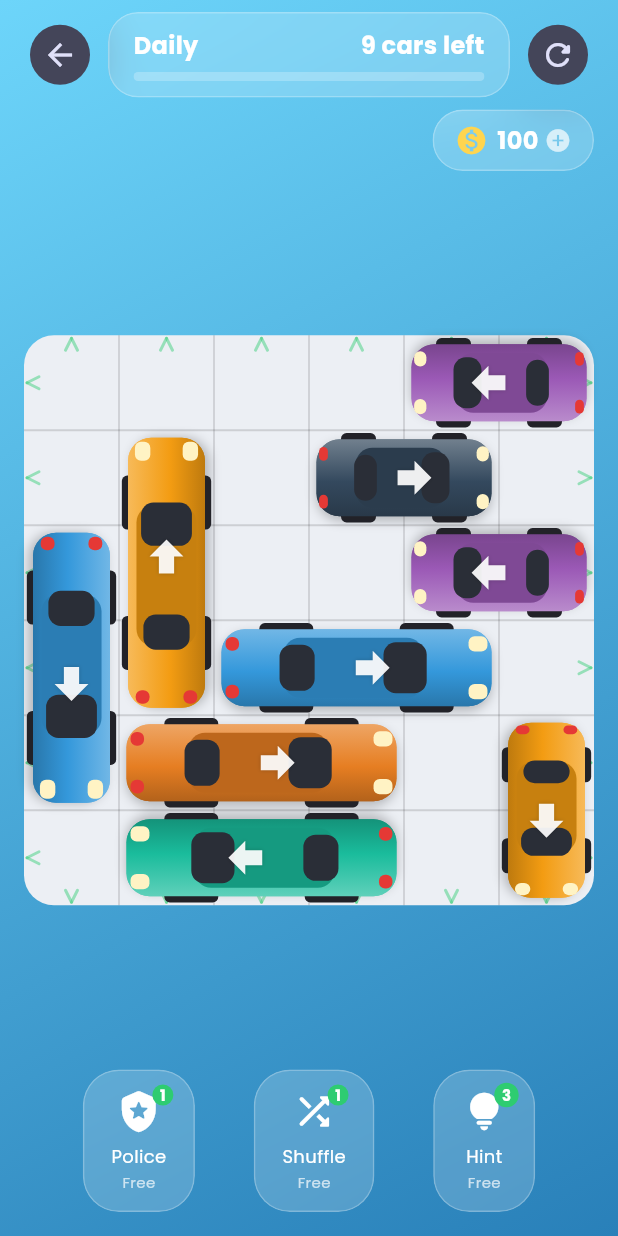
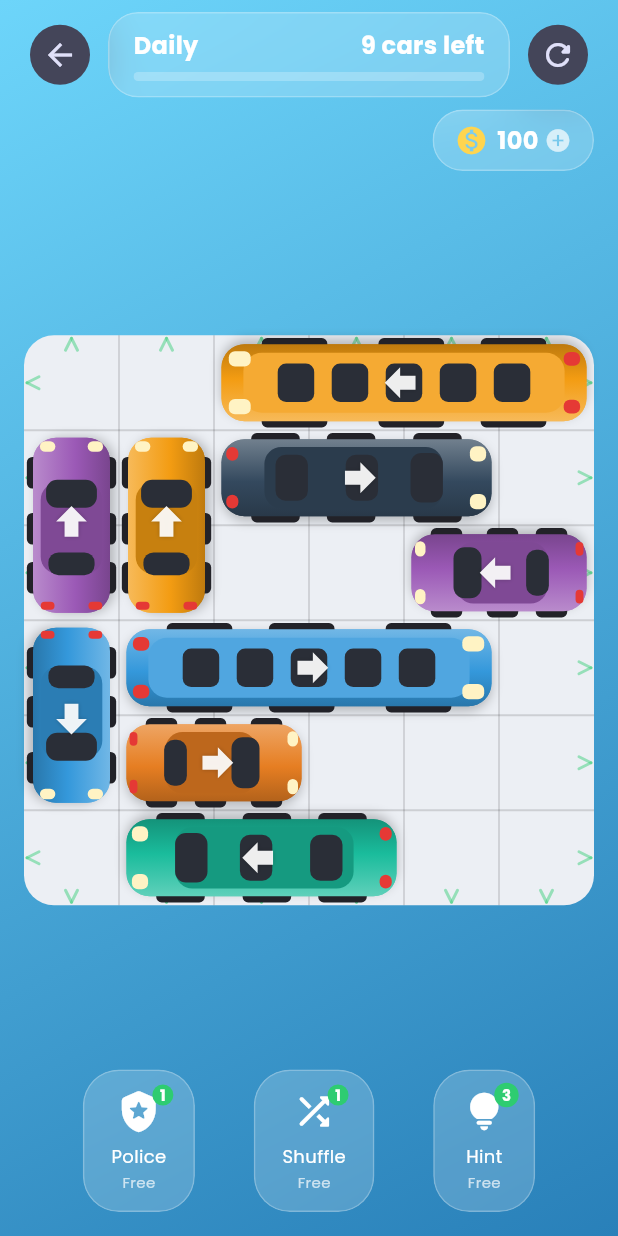
Before and after one commit to nortaip/puzzlegame, a Flutter app: the screen it shows after launch, after a tap on "Daily Challenge", on a phone screen of 412 x 824 dp. Run offline on Flutter 3.47's test engine with Material 3 defaults, Android fonts, the phone set to English and light mode, and no system bars; our stand-ins replace confetti, connectivity_plus, flutter_riverpod, google_fonts, google_mobile_ads, in_app_purchase and 3 more; accounts and stored records are empty.

Commit message:
Add longer vehicle types: minivan, bus and truck
- New VehicleType enum (car=2, minivan=3, bus=4, truck=4); each vehicle now
  carries its type. The generator draws from a level-scaled type pool, so
  longer vehicles appear as grids grow (buses on 6x6+, trucks deeper in).
- CarPainter renders each type distinctly: sleek car, boxier minivan, a long
  bus with a row of windows, and a truck (cab pulling a pale cargo box), with
  an extra axle on long bodies.
- README progression table updated.

```diff
--- a/lib/features/game/widgets/car_painter.dart
+++ b/lib/features/game/widgets/car_painter.dart
@@ -3,21 +3,24 @@ import 'dart:math';
 import 'package:flutter/material.dart';
 
 import '../../../game/models/direction.dart';
+import '../../../game/models/vehicle.dart';
 
-/// Paints a clean top-down toy car oriented toward [facing]: glossy body with a
-/// gradient, cabin + windshield glass, head/tail lights, four wheels, and a bold
-/// white arrow showing the direction it will drive. Designed to read clearly at
-/// small grid sizes.
+/// Paints a clean top-down vehicle oriented toward [facing]. The silhouette and
+/// detailing change with [type]: a sleek car, a boxier minivan, a long bus with
+/// a row of windows, or a truck (a cab pulling a pale cargo box). A bold white
+/// arrow shows the direction it will drive.
 class CarPainter extends CustomPainter {
   CarPainter({
     required this.color,
     required this.facing,
+    this.type = VehicleType.car,
     this.police = false,
     this.sirenRedLeft = true,
   });
 
   final Color color;
   final SlideDirection facing;
+  final VehicleType type;
 
   /// Renders a police livery (light bar instead of an arrow).
   final bool police;
@@ -25,13 +28,13 @@ class CarPainter extends CustomPainter {
   /// Which side of the siren is currently lit (animated by the caller).
   final bool sirenRedLeft;
 
+  static const Color _glassColor = Color(0xFF2A2E37);
+
   @override
   void paint(Canvas canvas, Size size) {
-    // Work in a local frame centred on the car, with +x pointing forward, then
-    // rotate so "forward" matches the facing direction.
     final isHorizontal = facing.axis == MoveAxis.horizontal;
-    final longSide = (isHorizontal ? size.width : size.height);
-    final shortSide = (isHorizontal ? size.height : size.width);
+    final longSide = isHorizontal ? size.width : size.height;
+    final shortSide = isHorizontal ? size.height : size.width;
 
     final double angle;
     switch (facing) {
@@ -49,7 +52,7 @@ class CarPainter extends CustomPainter {
     canvas.translate(size.width / 2, size.height / 2);
     canvas.rotate(angle);
 
-    final l = longSide - 6; // body length (with a little inset)
+    final l = longSide - 6; // body length
     final s = shortSide - 8; // body width
     final hl = l / 2;
     final hs = s / 2;
@@ -82,11 +85,43 @@ class CarPainter extends CustomPainter {
       ).createShader(bodyRect);
     canvas.drawRRect(bodyRRect, bodyPaint);
 
-    // Wheels (peeking out along both sides).
+    _drawWheels(canvas, l, s, hs);
+    canvas.drawRRect(bodyRRect, bodyPaint); // wheels tuck under the body
+
+    // Type-specific detailing.
+    if (police) {
+      _carGlass(canvas, l, s);
+    } else {
+      switch (type) {
+        case VehicleType.car:
+          _carGlass(canvas, l, s);
+        case VehicleType.minivan:
+          _minivanGlass(canvas, l, s);
+        case VehicleType.bus:
+          _busGlass(canvas, l, s);
+        case VehicleType.truck:
+          _truck(canvas, l, s, hl);
+      }
+    }
+
+    _drawLights(canvas, l, s, hl, hs);
+
+    if (police) {
+      _drawSiren(canvas, l, s);
+    } else {
+      _drawArrow(canvas, l, s);
+    }
+
+    canvas.restore();
+  }
+
+  void _drawWheels(Canvas canvas, double l, double s, double hs) {
     final wheelPaint = Paint()..color = const Color(0xFF222228);
-    final wheelW = l * 0.20;
+    final wheelW = l * 0.18;
     final wheelH = s * 0.16;
-    for (final sx in [-l * 0.26, l * 0.26]) {
+    final xs = <double>[-l * 0.30, l * 0.30];
+    if (l / s > 2.2) xs.add(-l * 0.02); // extra axle for long vehicles
+    for (final sx in xs) {
       for (final sy in [-hs, hs]) {
         canvas.drawRRect(
           RRect.fromRectAndRadius(
@@ -97,47 +132,92 @@ class CarPainter extends CustomPainter {
         );
       }
     }
-    // Redraw body so wheels sit "under" it.
-    canvas.drawRRect(bodyRRect, bodyPaint);
+  }
 
-    // Cabin / roof (slightly inset, darker shade of the body colour).
-    final cabinRect = Rect.fromCenter(
-      center: const Offset(-2, 0),
-      width: l * 0.52,
-      height: s * 0.78,
-    );
-    canvas.drawRRect(
-      RRect.fromRectAndRadius(cabinRect, Radius.circular(s * 0.22)),
-      Paint()..color = Color.lerp(color, Colors.black, 0.18)!,
-    );
-
-    // Windshield (front glass) + rear window.
-    final glass = Paint()..color = const Color(0xFF2A2E37);
+  void _cabin(Canvas canvas, double l, double s, double widthFactor, double cx) {
     canvas.drawRRect(
       RRect.fromRectAndRadius(
         Rect.fromCenter(
-            center: Offset(l * 0.18, 0), width: l * 0.16, height: s * 0.66),
-        Radius.circular(s * 0.16),
+            center: Offset(cx, 0), width: l * widthFactor, height: s * 0.80),
+        Radius.circular(s * 0.22),
       ),
-      glass,
+      Paint()..color = Color.lerp(color, Colors.black, 0.18)!,
     );
+  }
+
+  void _glassRect(Canvas canvas, double cx, double w, double h) {
     canvas.drawRRect(
       RRect.fromRectAndRadius(
-        Rect.fromCenter(
-            center: Offset(-l * 0.22, 0), width: l * 0.13, height: s * 0.6),
-        Radius.circular(s * 0.16),
+        Rect.fromCenter(center: Offset(cx, 0), width: w, height: h),
+        Radius.circular(h * 0.22),
       ),
-      glass,
+      Paint()..color = _glassColor,
     );
+  }
 
-    // Headlights (front, bright) and tail lights (rear, red).
+  void _carGlass(Canvas canvas, double l, double s) {
+    _cabin(canvas, l, s, 0.52, -2);
+    _glassRect(canvas, l * 0.18, l * 0.16, s * 0.66); // windshield
+    _glassRect(canvas, -l * 0.22, l * 0.13, s * 0.60); // rear window
+  }
+
+  void _minivanGlass(Canvas canvas, double l, double s) {
+    _cabin(canvas, l, s, 0.66, -2);
+    _glassRect(canvas, l * 0.26, l * 0.12, s * 0.64); // windshield
+    _glassRect(canvas, l * 0.02, l * 0.12, s * 0.60); // side window
+    _glassRect(canvas, -l * 0.24, l * 0.12, s * 0.60); // rear window
+  }
+
+  void _busGlass(Canvas canvas, double l, double s) {
+    // Lighter long roof panel.
+    canvas.drawRRect(
+      RRect.fromRectAndRadius(
+        Rect.fromCenter(center: Offset.zero, width: l * 0.88, height: s * 0.78),
+        Radius.circular(s * 0.24),
+      ),
+      Paint()..color = Color.lerp(color, Colors.white, 0.14)!,
+    );
+    // A row of windows.
+    const count = 5;
+    final winW = l * 0.10;
+    final span = l * 0.74;
+    final step = span / count;
+    final startX = -span / 2 + step / 2;
+    for (var i = 0; i < count; i++) {
+      _glassRect(canvas, startX + i * step, winW, s * 0.5);
+    }
+  }
+
+  void _truck(Canvas canvas, double l, double s, double hl) {
+    // Pale cargo box covering the rear ~60%.
+    final cargoRect = Rect.fromCenter(
+      center: Offset(-l * 0.20, 0),
+      width: l * 0.58,
+      height: s * 0.94,
+    );
+    final cargoRRect =
+        RRect.fromRectAndRadius(cargoRect, Radius.circular(s * 0.16));
+    canvas.drawRRect(cargoRRect, Paint()..color = const Color(0xFFEDEDF2));
+    canvas.drawRRect(
+      cargoRRect,
+      Paint()
+        ..style = PaintingStyle.stroke
+        ..strokeWidth = 1.4
+        ..color = Colors.black.withOpacity(0.18),
+    );
+    // Cab at the front.
+    _cabin(canvas, l, s, 0.30, l * 0.30);
+    _glassRect(canvas, l * 0.40, l * 0.10, s * 0.66); // cab windshield
+  }
+
+  void _drawLights(Canvas canvas, double l, double s, double hl, double hs) {
     final head = Paint()..color = const Color(0xFFFFF3C4);
     final tail = Paint()..color = const Color(0xFFE53935);
     for (final sy in [-hs * 0.62, hs * 0.62]) {
       canvas.drawRRect(
         RRect.fromRectAndRadius(
           Rect.fromCenter(
-              center: Offset(hl - l * 0.05, sy), width: l * 0.07, height: s * 0.2),
+              center: Offset(hl - l * 0.05, sy), width: l * 0.06, height: s * 0.2),
           Radius.circular(s * 0.08),
         ),
         head,
@@ -145,24 +225,36 @@ class CarPainter extends CustomPainter {
       canvas.drawRRect(
         RRect.fromRectAndRadius(
           Rect.fromCenter(
-              center: Offset(-hl + l * 0.04, sy), width: l * 0.05, height: s * 0.18),
+              center: Offset(-hl + l * 0.04, sy), width: l * 0.045, height: s * 0.18),
           Radius.circular(s * 0.08),
         ),
         tail,
       );
     }
-
-    if (police) {
-      _drawSiren(canvas, l, s);
-    } else {
-      // Direction arrow on the roof.
-      _drawArrow(canvas, l, s);
-    }
-
-    canvas.restore();
   }
 
-  /// A roof light bar split into a red and a blue half; the lit side glows.
+  void _drawArrow(Canvas canvas, double l, double s) {
+    final paint = Paint()..color = Colors.white.withOpacity(0.92);
+    final a = s * 0.20; // arrow half-height
+    final tipX = a + s * 0.05;
+    final path = Path()
+      ..moveTo(tipX, 0)
+      ..lineTo(tipX - a, -a)
+      ..lineTo(tipX - a, -a * 0.45)
+      ..lineTo(tipX - a * 2.0, -a * 0.45)
+      ..lineTo(tipX - a * 2.0, a * 0.45)
+      ..lineTo(tipX - a, a * 0.45)
+      ..lineTo(tipX - a, a)
+      ..close();
+    canvas.drawPath(
+      path,
+      Paint()
+        ..color = Colors.black.withOpacity(0.20)
+        ..maskFilter = const MaskFilter.blur(BlurStyle.normal, 1.5),
+    );
+    canvas.drawPath(path, paint);
+  }
+
   void _drawSiren(Canvas canvas, double l, double s) {
     final barW = l * 0.30;
     final barH = s * 0.34;
@@ -193,29 +285,11 @@ class CarPainter extends CustomPainter {
     light(right, blue, !sirenRedLeft);
   }
 
-  void _drawArrow(Canvas canvas, double l, double s) {
-    final paint = Paint()..color = Colors.white.withOpacity(0.92);
-    final a = s * 0.22; // arrow half-height
-    final tipX = l * 0.06 + a; // arrow head tip
-    final path = Path()
-      ..moveTo(tipX, 0)
-      ..lineTo(tipX - a, -a)
-      ..lineTo(tipX - a, -a * 0.45)
-      ..lineTo(tipX - a * 2.0, -a * 0.45)
-      ..lineTo(tipX - a * 2.0, a * 0.45)
-      ..lineTo(tipX - a, a * 0.45)
-      ..lineTo(tipX - a, a)
-      ..close();
-    canvas.drawPath(
-      path,
-      Paint()
-        ..color = Colors.black.withOpacity(0.18)
-        ..maskFilter = const MaskFilter.blur(BlurStyle.normal, 1.5),
-    );
-    canvas.drawPath(path, paint);
-  }
-
   @override
   bool shouldRepaint(covariant CarPainter old) =>
-      old.color != color || old.facing != facing;
+      old.color != color ||
+      old.facing != facing ||
+      old.type != type ||
+      old.police != police ||
+      old.sirenRedLeft != sirenRedLeft;
 }
--- a/lib/features/game/widgets/vehicle_widget.dart
+++ b/lib/features/game/widgets/vehicle_widget.dart
@@ -57,7 +57,11 @@ class _VehicleWidgetState extends State<VehicleWidget>
     final car = Padding(
       padding: const EdgeInsets.all(2),
       child: CustomPaint(
-        painter: CarPainter(color: widget.color, facing: widget.vehicle.facing),
+        painter: CarPainter(
+          color: widget.color,
+          facing: widget.vehicle.facing,
+          type: widget.vehicle.type,
+        ),
         child: const SizedBox.expand(),
       ),
     );
--- a/lib/game/logic/difficulty.dart
+++ b/lib/game/logic/difficulty.dart
@@ -1,19 +1,23 @@
 import 'dart:math';
 
+import '../models/vehicle.dart';
+
 /// Difficulty parameters derived from a level number. Drives grid growth, car
-/// density and how deeply cars are jammed in — so levels get meaningfully
-/// harder as the player progresses.
+/// density, the mix of vehicle types and how deeply cars are jammed in — so
+/// levels get meaningfully harder as the player progresses.
 class DifficultyConfig {
   const DifficultyConfig({
     required this.gridSize,
     required this.vehicleCount,
-    required this.allowTrucks,
+    required this.typePool,
     required this.depthBias,
   });
 
   final int gridSize;
   final int vehicleCount;
-  final bool allowTrucks;
+
+  /// Weighted pool of vehicle types to draw from (repeats bias the odds).
+  final List<VehicleType> typePool;
 
   /// 0..1 — how strongly the generator favours parking cars deep (further from
   /// their exit edge), which creates more interlocking jams. Grows with level.
@@ -37,10 +41,23 @@ class DifficultyConfig {
     final density = (0.20 + level * 0.0020).clamp(0.20, 0.50); // ~0.20 -> 0.50
     final vehicleCount = max(4, (cells * density).round());
 
+    // Vehicle mix: cars are always common; longer vehicles unlock with the grid
+    // size (length-4 buses/trucks need a roomier board) and the level.
+    final pool = <VehicleType>[
+      VehicleType.car,
+      VehicleType.car,
+      VehicleType.car,
+      VehicleType.minivan,
+    ];
+    if (level >= 4) pool.add(VehicleType.minivan);
+    if (gridSize >= 6) pool.add(VehicleType.bus);
+    if (gridSize >= 6 && level >= 18) pool.add(VehicleType.truck);
+    if (gridSize >= 7) pool.add(VehicleType.bus); // more big vehicles later
+
     return DifficultyConfig(
       gridSize: gridSize,
       vehicleCount: vehicleCount,
-      allowTrucks: level >= 5,
+      typePool: pool,
       depthBias: (level * 0.012).clamp(0.0, 0.85),
     );
   }
--- a/lib/game/logic/level_generator.dart
+++ b/lib/game/logic/level_generator.dart
@@ -68,7 +68,9 @@ class LevelGenerator {
     while (cars.length < cfg.vehicleCount && guard < guardLimit) {
       guard++;
       final horizontal = rng.nextBool();
-      final length = (cfg.allowTrucks && rng.nextInt(3) == 0) ? 3 : 2;
+      final type = cfg.typePool[rng.nextInt(cfg.typePool.length)];
+      final length = type.length;
+      if (length > size) continue; // too long for this board
       final line = rng.nextInt(size);
       final fromStart = rng.nextBool(); // entered from left/top vs right/bottom
       final lead = _pickLead(size, length, fromStart, cfg.depthBias, rng);
@@ -88,6 +90,7 @@ class LevelGenerator {
         line: line,
         lead: lead,
         facing: facing,
+        type: type,
         skinId: nextId,
       );
       _stampBody(occ, size, car);
--- a/lib/game/models/vehicle.dart
+++ b/lib/game/models/vehicle.dart
@@ -1,13 +1,25 @@
 import 'direction.dart';
 
-/// A car parked on the grid. Each car has a single fixed [facing] direction
+/// The kinds of vehicle, each with the number of cells it occupies. Longer
+/// vehicles (minivan / bus / truck) make jams harder and appear at higher levels.
+enum VehicleType {
+  car(2),
+  minivan(3),
+  bus(4),
+  truck(4);
+
+  const VehicleType(this.length);
+  final int length;
+}
+
+/// A vehicle parked on the grid. Each one has a single fixed [facing] direction
 /// (shown as an arrow): tapping it drives it forward that way until it leaves
 /// the board. It never reverses or repositions, so its location
 /// ([line] + [lead]) is immutable.
 ///
 /// Coordinates:
-///   • horizontal car → occupies row [line], columns [lead] .. [lead]+[length]-1
-///   • vertical car   → occupies column [line], rows [lead] .. [lead]+[length]-1
+///   • horizontal → occupies row [line], columns [lead] .. [lead]+[length]-1
+///   • vertical   → occupies column [line], rows [lead] .. [lead]+[length]-1
 class Vehicle {
   const Vehicle({
     required this.id,
@@ -15,6 +27,7 @@ class Vehicle {
     required this.line,
     required this.lead,
     required this.facing,
+    this.type = VehicleType.car,
     this.skinId = 0,
   });
 
@@ -34,6 +47,9 @@ class Vehicle {
   /// The single direction this car can drive (its arrow).
   final SlideDirection facing;
 
+  /// Visual kind (car / minivan / bus / truck). Determines how it is drawn.
+  final VehicleType type;
+
   /// Index into the active palette (cosmetic only).
   final int skinId;
 
@@ -52,6 +68,7 @@ class Vehicle {
         line: line,
         lead: lead,
         facing: facing,
+        type: type,
         skinId: skinId ?? this.skinId,
       );
 
```
Also changed, not shown: 1 other file.
